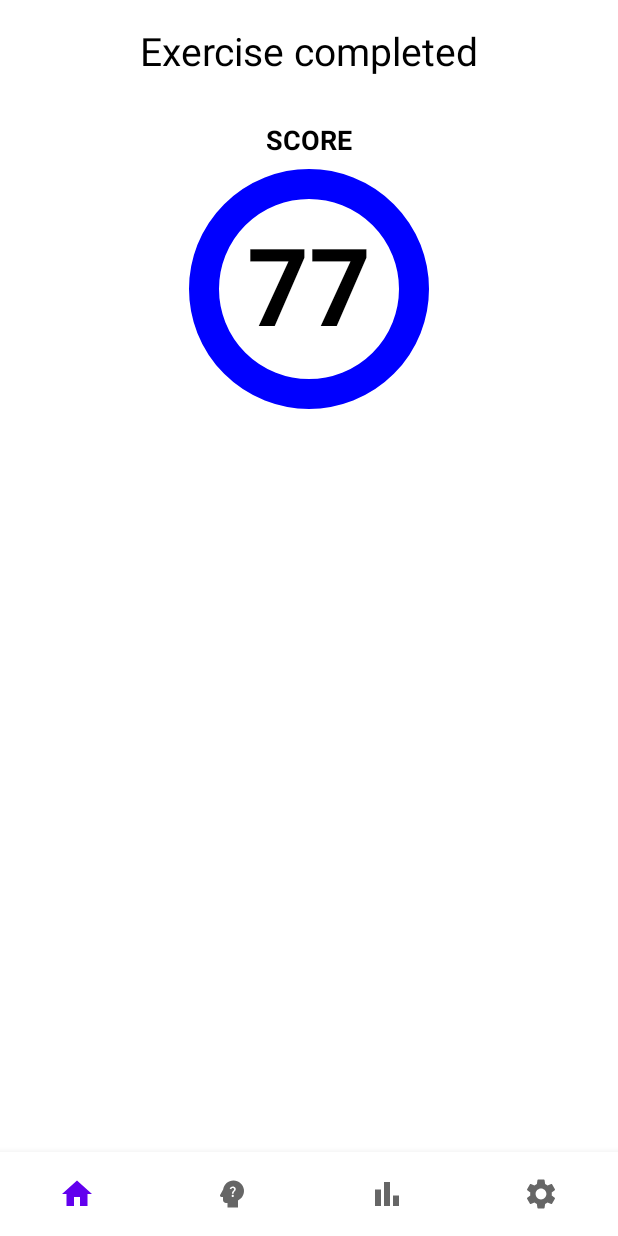
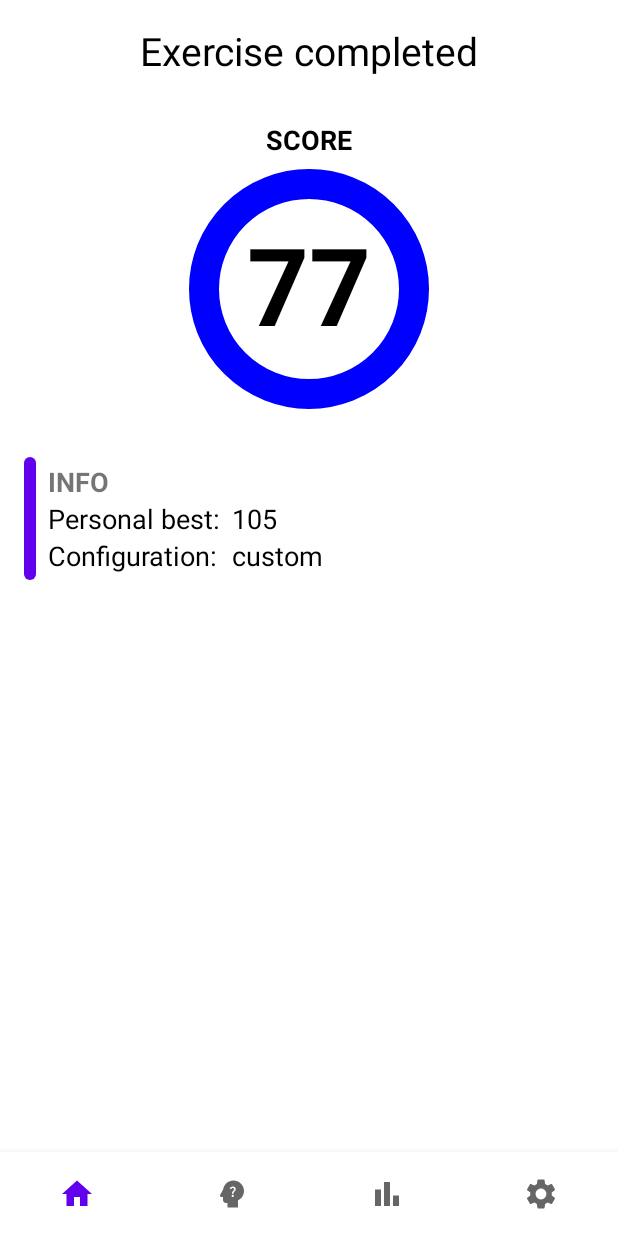
Before and after one commit to mrko900/brain-trainer, an Android app: the ExerciseCompletedFragment screen opened through its navigation route, on a phone screen of 412 x 824 dp. Run offline under Robolectric (Android 15) with nearby library versions, the phone set to English and light mode, and no system bars.

Commit message:
Exercise completed screen info

```diff
--- /dev/null
+++ b/app/src/main/res/drawable/round_corners_1.xml
@@ -0,0 +1,11 @@
+<?xml version="1.0" encoding="utf-8"?>
+<shape xmlns:android="http://schemas.android.com/apk/res/android"
+    android:shape="rectangle" >
+    <solid
+        android:color="?attr/colorPrimary"/>
+    <corners
+        android:topLeftRadius="40dp"
+        android:topRightRadius="40dp"
+        android:bottomLeftRadius="40dp"
+        android:bottomRightRadius="40dp"/>
+</shape>
--- a/app/src/main/res/layout/exercise_completed.xml
+++ b/app/src/main/res/layout/exercise_completed.xml
@@ -63,4 +63,85 @@
             app:layout_constraintTop_toTopOf="parent" />
     </androidx.constraintlayout.widget.ConstraintLayout>
 
+    <TableLayout
+        android:id="@+id/tableLayout"
+        android:layout_width="match_parent"
+        android:layout_height="wrap_content"
+        android:layout_marginStart="32dp"
+        app:layout_constraintEnd_toEndOf="parent"
+        app:layout_constraintStart_toStartOf="parent"
+        app:layout_constraintTop_toBottomOf="@+id/textView6">
+
+        <TableRow
+            android:layout_width="match_parent"
+            android:layout_height="match_parent">
+
+            <TextView
+                android:layout_width="wrap_content"
+                android:layout_height="wrap_content"
+                android:text="@string/personal_best"
+                android:textColor="@color/black"
+                android:textSize="18sp" />
+
+            <TextView
+                android:layout_width="0dp"
+                android:layout_height="wrap_content"
+                android:layout_marginStart="8dp"
+                android:layout_marginEnd="8dp"
+                android:layout_weight="1.5"
+                android:text="105"
+                android:textColor="@color/black"
+                android:textSize="18sp" />
+        </TableRow>
+
+        <TableRow
+            android:layout_width="match_parent"
+            android:layout_height="match_parent">
+
+            <TextView
+                android:layout_width="wrap_content"
+                android:layout_height="wrap_content"
+                android:text="@string/exercise_config"
+                android:textColor="@color/black"
+                android:textSize="18sp" />
+
+            <TextView
+                android:layout_width="0dp"
+                android:layout_height="wrap_content"
+                android:layout_marginStart="8dp"
+                android:layout_marginEnd="8dp"
+                android:layout_weight="1.5"
+                android:text="custom"
+                android:textColor="@color/black"
+                android:textSize="18sp" />
+        </TableRow>
+
+    </TableLayout>
+
+    <TextView
+        android:id="@+id/textView6"
+        android:layout_width="wrap_content"
+        android:layout_height="wrap_content"
+        android:layout_marginStart="32dp"
+        android:layout_marginTop="36dp"
+        android:text="INFO"
+        android:textSize="18sp"
+        android:textStyle="bold"
+        app:layout_constraintStart_toStartOf="parent"
+        app:layout_constraintTop_toBottomOf="@+id/constraintLayout3" />
+
+    <View
+        android:id="@+id/view2"
+        android:layout_width="0dp"
+        android:layout_height="0dp"
+        android:layout_marginStart="16dp"
+        android:layout_marginTop="-4dp"
+        android:layout_marginEnd="8dp"
+        android:layout_marginBottom="-4dp"
+        android:background="@drawable/round_corners_1"
+        app:layout_constraintBottom_toBottomOf="@+id/tableLayout"
+        app:layout_constraintEnd_toStartOf="@+id/tableLayout"
+        app:layout_constraintStart_toStartOf="parent"
+        app:layout_constraintTop_toTopOf="@+id/textView6" />
+
 </androidx.constraintlayout.widget.ConstraintLayout>
--- a/app/src/main/res/values/strings.xml
+++ b/app/src/main/res/values/strings.xml
@@ -13,4 +13,7 @@
     <string name="status_timed_out">Timed out</string>
 
     <string name="exercise_completed">Exercise completed</string>
+
+    <string name="personal_best">Personal best:</string>
+    <string name="exercise_config">Configuration:</string>
 </resources>
```
